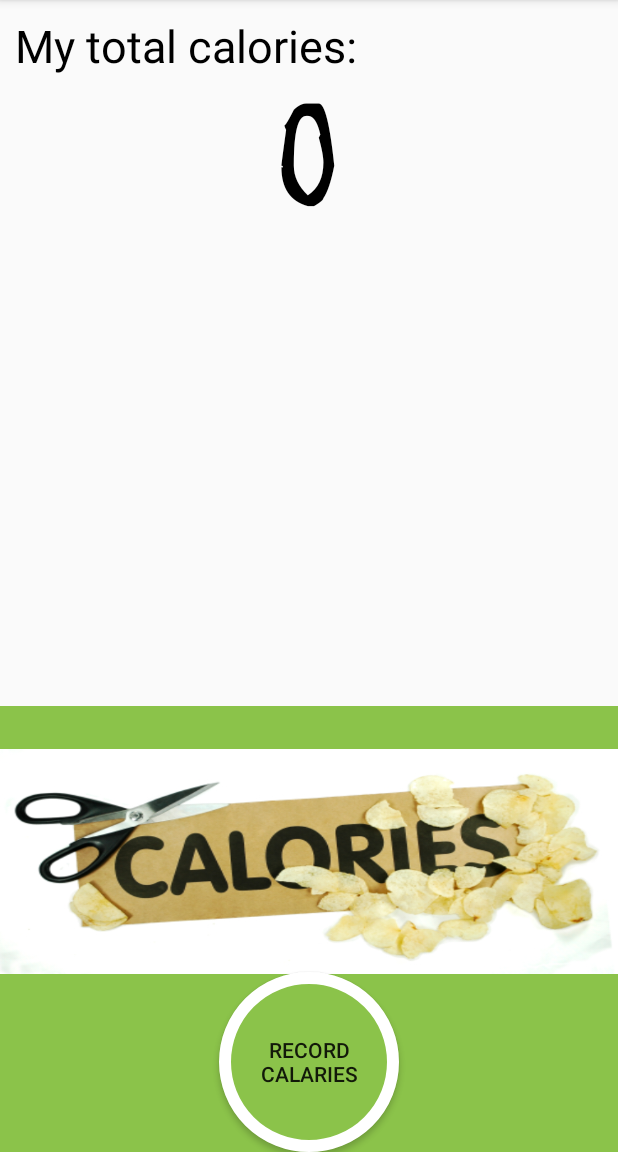
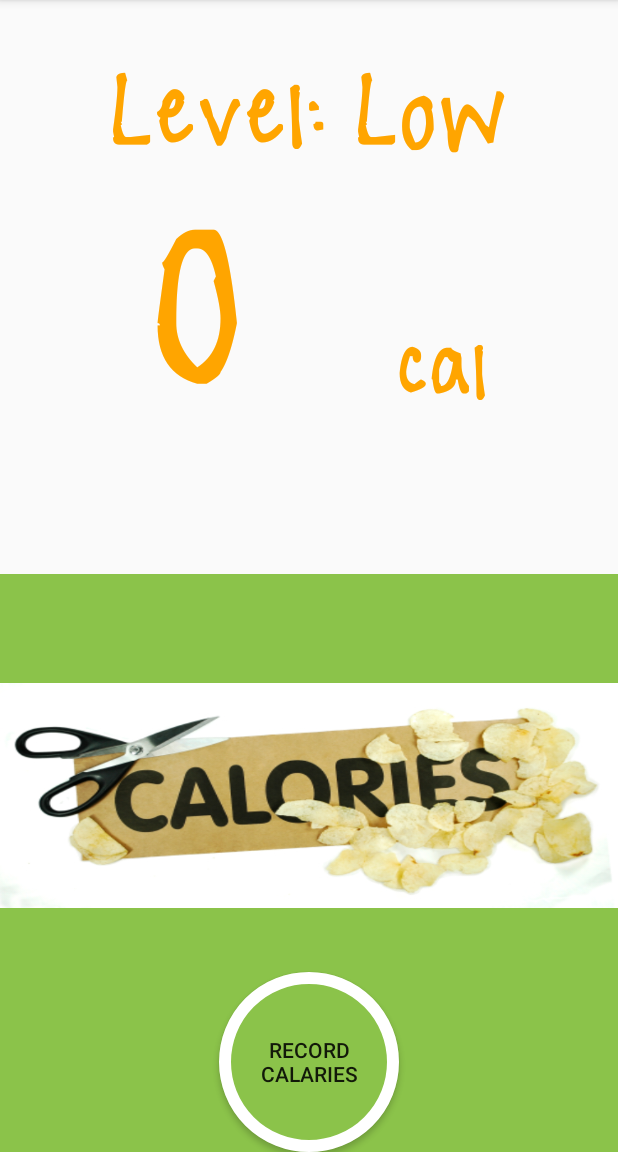
Before and after one commit to ruinanwang/voice-calories-app, an Android app: the screen it shows after launch (MainActivity), on a phone screen of 412 x 824 dp, the part 84-1236 px from its top. Run offline under Robolectric (Android 15) with nearby library versions, the phone set to English and light mode, and no system bars.

Commit message:
jinghua front end bug

```diff
--- a/MyCalary/MyCalary/app/src/main/java/com/practice/jinghua_z/mycalary/MainActivity.java
+++ b/MyCalary/MyCalary/app/src/main/java/com/practice/jinghua_z/mycalary/MainActivity.java
@@ -2,6 +2,7 @@ package com.practice.jinghua_z.mycalary;
 
 import android.content.ActivityNotFoundException;
 import android.content.Intent;
+import android.graphics.Color;
 import android.speech.RecognizerIntent;
 import android.support.v7.app.AppCompatActivity;
 import android.os.Bundle;
@@ -31,11 +32,12 @@ import retrofit2.converter.gson.GsonConverterFactory;
 public class MainActivity extends AppCompatActivity {
 
     protected static final int RESULT_SPEECH = 1;
-    private TextView txtText, txtTextInt;
+    private TextView txtText, txtTextInt, calTxt;
     private Button voice_button;
-    private int total_calaries = 0;
+    public final int[] total_calaries = new int[]{0};
+    String str;
 
-    private static final String baseUrl = "http://10.0.2.2:8000/";
+    private static final String baseUrl = "https://radiant-brook-49591.herokuapp.com";
 
     @Override
     protected void onCreate(Bundle savedInstanceState) {
@@ -45,21 +47,27 @@ public class MainActivity extends AppCompatActivity {
         voice_button = (Button) findViewById(R.id.voice_button);
         txtTextInt = (TextView) findViewById(R.id.textView1);
         txtText = (TextView) findViewById(R.id.textView2);
+        calTxt = (TextView) findViewById(R.id.textView3);
         Typeface font = Typeface.createFromAsset(getAssets(), "fonts/handwriting.ttf");
+
         txtText.setTypeface(font);
-        txtText.setText(Integer.toString(total_calaries));
+        txtTextInt.setTypeface(font);
+        calTxt.setTypeface(font);
+        setLevelText(txtTextInt, txtText, total_calaries[0], calTxt);
+        Log.d("stella", "before voice");
 
-        getCalList(1);
 
         voice_button.setOnClickListener(new View.OnClickListener() {
             @Override
             public void onClick(View view) {
+                Log.d("stella", "into voice");
                 Intent intent = new Intent(
                         RecognizerIntent.ACTION_RECOGNIZE_SPEECH);
 
                 intent.putExtra(RecognizerIntent.EXTRA_LANGUAGE_MODEL, "en-US");
 
                 try {
+                    Log.d("stella", "into voice");
                     startActivityForResult(intent, RESULT_SPEECH);
                 } catch (ActivityNotFoundException a) {
                     Log.d("tag", a.toString());
@@ -72,24 +80,34 @@ public class MainActivity extends AppCompatActivity {
         });
     }
 
-
-    @Override
     public void onActivityResult(int requestCode, int resultCode, Intent data) {
         super.onActivityResult(requestCode, resultCode, data);
         switch (requestCode) {
             case RESULT_SPEECH: {
                 if (resultCode == RESULT_OK && null != data) {
 
-                    ArrayList<String> text = data
-                            .getStringArrayListExtra(RecognizerIntent.EXTRA_RESULTS);
-                    txtText.setText(total_calaries);
+                    ArrayList<String> text =  null;
+                    text = data.getStringArrayListExtra(RecognizerIntent.EXTRA_RESULTS);
+
+                    while (text == null) {
+                    }
+
+                    str = text.get(0);
+
+
+                    getCalories(str, total_calaries);
+//                    if(text != null) break;
                     break;
+
                 }
+
             }
         }
     }
 
-    public void getCalories(String voiceInput) {
+
+
+    public void getCalories(String voiceInput,  final int[] calareis) {
 
         Retrofit getCaloriesRetrofit = new Retrofit.Builder().
                 baseUrl(baseUrl).
@@ -107,8 +125,16 @@ public class MainActivity extends AppCompatActivity {
                 if (response.body() != null) {
                     Log.d("nancy", Integer.toString(response.body().getCalorie()));
                     int calorie = response.body().getCalorie();
+                    if(calorie != -1) {
+                        calareis[0] += calorie;
+                    }
+
+                    txtText.setText(Integer.toString(calorie));
+                    Log.d("stella", Integer.toString(calareis[0]));
+                    setLevelText(txtTextInt, txtText, calareis[0], calTxt);
                 }
             }
+
 
             @Override
             public void onFailure(Call<GetCaloriesResponse> call, Throwable t) {
@@ -116,6 +142,29 @@ public class MainActivity extends AppCompatActivity {
             }
         });
 
+    }
+
+    public void setLevelText(TextView level, TextView txt, int calory_num, TextView calary) {
+        txt.setText(Integer.toString(calory_num));
+        if(calory_num <= 1000) {
+            level.setText("Level: Low");
+            txt.setTextColor(Color.parseColor("#FFA500"));
+            level.setTextColor(Color.parseColor("#FFA500"));
+            calary.setTextColor(Color.parseColor("#FFA500"));
+        }
+        else if(calory_num <= 3000){
+            level.setText("Level: Standard");
+            level.setTextColor(Color.GREEN);
+            txt.setTextColor(Color.GREEN);
+            calary.setTextColor(Color.GREEN);
+        }
+        else {
+            level.setText("Level: High");
+            level.setTextColor(Color.RED);
+            txt.setTextColor(Color.RED);
+            calary.setTextColor(Color.RED);
+        }
+        return;
     }
 
     public void getCalList(int uid) {
--- a/MyCalary/MyCalary/app/src/main/res/layout/activity_main.xml
+++ b/MyCalary/MyCalary/app/src/main/res/layout/activity_main.xml
@@ -8,11 +8,11 @@
     tools:context="com.practice.jinghua_z.mycalary.MainActivity">
 
     <RelativeLayout xmlns:android="http://schemas.android.com/apk/res/android"
-        android:layout_weight=".3"
+        android:layout_weight=".2"
         android:layout_width="match_parent"
         android:layout_height="wrap_content"
-        android:layout_margin="10dp"
-        android:orientation="horizontal" >
+        android:orientation="horizontal"
+        android:layout_marginTop = "40dp">
 
         <TextView
         android:id="@+id/textView1"
@@ -20,18 +20,47 @@
         android:layout_height="wrap_content"
         android:text="My total calories: "
         android:textColor="#000000"
-            android:textSize="30dp"
+        android:textSize="70dp"
+        android:layout_centerHorizontal="true"
         />
+        <LinearLayout xmlns:android="http://schemas.android.com/apk/res/android"
+            android:layout_width="fill_parent"
+            android:layout_height="wrap_content"
+            android:orientation="horizontal"
+            android:weightSum="1" >
 
             <TextView
             android:id="@+id/textView2"
             android:layout_width="wrap_content"
             android:layout_height="wrap_content"
+            android:textColor="#000000"
+            android:textSize="150dp"
+            android:layout_marginTop="100dp"
+            android:layout_weight="0.7"
+            android:layout_centerHorizontal="true"
             android:gravity="center"
+            />
+
+            <TextView
+            android:id="@+id/textView3"
+            android:layout_width="wrap_content"
+            android:layout_height="wrap_content"
+            android:layout_marginTop="100dp"
+            android:text="cal"
+            android:layout_weight="0.3"
             android:textColor="#000000"
-            android:textSize="100dp"
-            android:layout_marginTop="50dp"
+            android:textSize="60dp" />
+        </LinearLayout>
+        <TextView
+        android:id="@+id/textView4"
+        android:layout_width="wrap_content"
+        android:layout_height="wrap_content"
+        android:textColor="#000000"
+        android:textSize="15dp"
+        android:layout_marginTop="100dp"
+        android:layout_weight="0.7"
         android:layout_centerHorizontal="true"
+        android:gravity="center"
         />
 
     </RelativeLayout>
@@ -39,8 +68,8 @@
 
     <RelativeLayout
         android:layout_width="match_parent"
-        android:layout_height="0dip"
-        android:layout_weight="0.3"
+        android:layout_height="wrap_content"
+        android:layout_weight="0.6"
         android:gravity="center|bottom"
         android:orientation="vertical"
         android:background="#8BC34A">
```
Lines whose indentation alone changed are shown as unchanged.
